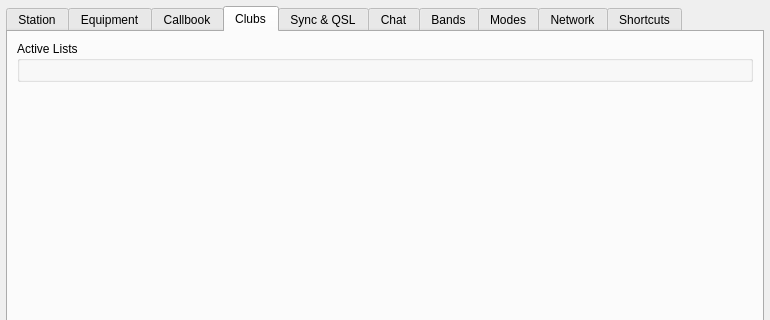
Before: the Qt Designer form ui/SettingsDialog.ui in foldynl/QLog, drawn with Qt 5; both pictures show x 0 to 770 and y 0 to 320 of the 770 by 771 pixel window.
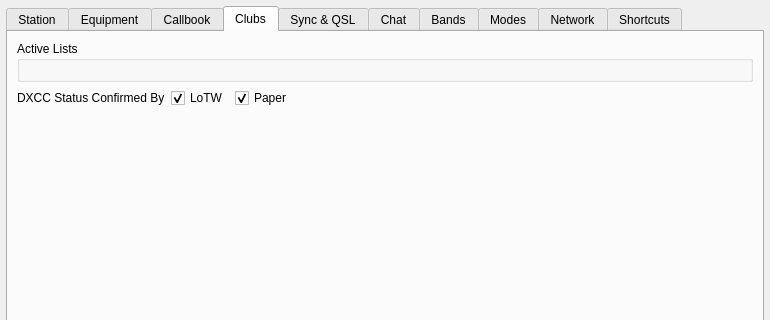
After: the same form once the commit is applied. The open tabs and pages were chosen to show the change. Icons and pictures are not drawn.

Commit message:
Added Options in Settings
Added the checkboxes, saved settings,  Modified the DXCCStatus function in data.cpp to take the settings into account

The edit to the form file:
```diff
--- a/ui/SettingsDialog.ui
+++ b/ui/SettingsDialog.ui
@@ -3179,9 +3179,59 @@
         </widget>
        </item>
        <item>
-        <spacer name="verticalSpacer_10">
+        <layout class="QHBoxLayout" name="horizontalLayout_33">
+         <item>
+          <widget class="QLabel" name="DXCCConfirmedStatusLabel">
+           <property name="sizePolicy">
+            <sizepolicy hsizetype="Minimum" vsizetype="Fixed">
+             <horstretch>0</horstretch>
+             <verstretch>0</verstretch>
+            </sizepolicy>
+           </property>
+           <property name="text">
+            <string>DXCC Status Confirmed By</string>
+           </property>
+          </widget>
+         </item>
+         <item>
+          <widget class="QCheckBox" name="DXCCStatusLoTWCheckBox">
+           <property name="text">
+            <string>LoTW</string>
+           </property>
+           <property name="checked">
+            <bool>true</bool>
+           </property>
+          </widget>
+         </item>
+         <item>
+          <widget class="QCheckBox" name="DXCCStatusPaperCheckBox">
+           <property name="text">
+            <string>Paper</string>
+           </property>
+           <property name="checked">
+            <bool>true</bool>
+           </property>
+          </widget>
+         </item>
+         <item>
+          <spacer name="horizontalSpacer_2">
+           <property name="orientation">
+            <enum>Qt::Orientation::Horizontal</enum>
+           </property>
+           <property name="sizeHint" stdset="0">
+            <size>
+             <width>40</width>
+             <height>20</height>
+            </size>
+           </property>
+          </spacer>
+         </item>
+        </layout>
+       </item>
+       <item>
+        <spacer name="verticalSpacer_8">
          <property name="orientation">
-          <enum>Qt::Vertical</enum>
+          <enum>Qt::Orientation::Vertical</enum>
          </property>
          <property name="sizeHint" stdset="0">
           <size>
```
Left out of the diff: 155 changed lines with no effect on the pictures. The commit also changes 2 other files.
